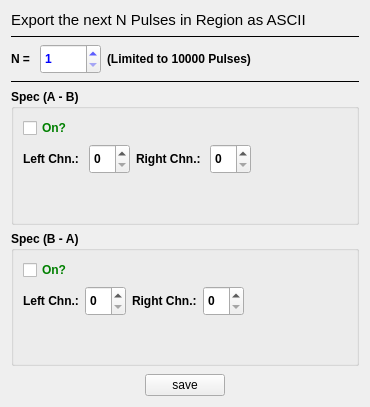
The window that GUI/drs4pulsesaverangedlg.ui (dpscience/DDRS4PALS) describes before a commit, drawn with Qt 5.
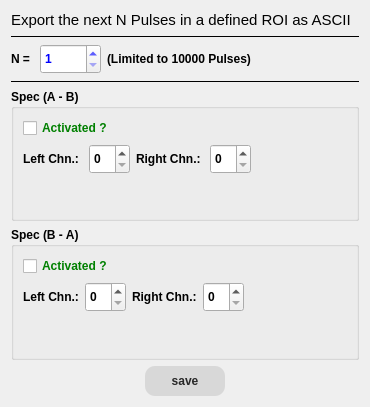
The same window after the commit.

```diff
--- a/GUI/drs4pulsesaverangedlg.ui
+++ b/GUI/drs4pulsesaverangedlg.ui
@@ -35,7 +35,7 @@
       </font>
      </property>
      <property name="text">
-      <string>Export the next N Pulses in Region as ASCII</string>
+      <string>Export the next N Pulses in a defined ROI as ASCII</string>
      </property>
     </widget>
    </item>
@@ -153,7 +153,7 @@
            <string notr="true">color: green</string>
           </property>
           <property name="text">
-           <string>On?</string>
+           <string>Activated ?</string>
           </property>
          </widget>
         </item>
@@ -265,7 +265,7 @@
            <string notr="true">color: green</string>
           </property>
           <property name="text">
-           <string>On?</string>
+           <string>Activated ?</string>
           </property>
          </widget>
         </item>
@@ -394,6 +394,48 @@
      </item>
      <item>
       <widget class="QPushButton" name="pushButton_save">
+       <property name="minimumSize">
+        <size>
+         <width>80</width>
+         <height>30</height>
+        </size>
+       </property>
+       <property name="font">
+        <font>
+         <weight>75</weight>
+         <bold>true</bold>
+        </font>
+       </property>
+       <property name="styleSheet">
+        <string notr="true">QPushButton {
+border-style: flat;
+background-color:  rgb(216,216,216); 
+color: rgb(40,40,40);
+border-radius: 10;
+}
+
+QPushButton:disabled {
+border-style: flat;
+background-color:  rgb(236,236,236); 
+color: rgb(140,140,140);
+border-radius: 10;
+}
+
+QPushButton:hover {
+border-style: flat; 
+background-color: rgb(160,160,160);
+color: rgb(40,40,40);
+border-radius: 5;
+}
+
+QPushButton:pressed {
+border-style: flat; 
+background-color: transparent;
+color: rgb(40,40,40);
+border-radius: 2;
+border-color: black;
+}</string>
+       </property>
        <property name="text">
         <string>save</string>
        </property>
```
